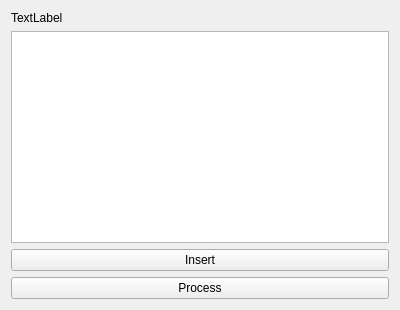
mk4me/hm-mde-one, file branches/large_logic_refactoring/src/edr/src/plugins/newVdf/ui/TypesWindow.ui: the form before one commit.
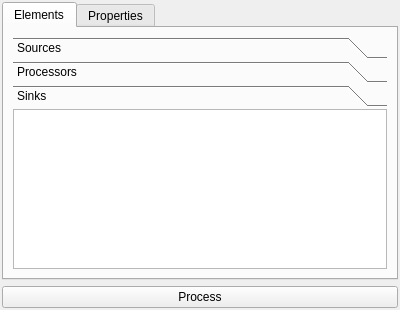
The form after the commit.

What changed in the file:
```diff
--- a/branches/large_logic_refactoring/src/edr/src/plugins/newVdf/ui/TypesWindow.ui
+++ b/branches/large_logic_refactoring/src/edr/src/plugins/newVdf/ui/TypesWindow.ui
@@ -14,30 +14,111 @@
    <string>Types</string>
   </property>
   <layout class="QVBoxLayout" name="verticalLayout">
+   <property name="margin">
+    <number>2</number>
+   </property>
    <item>
-    <widget class="QLabel" name="label">
-     <property name="text">
-      <string>TextLabel</string>
+    <widget class="QTabWidget" name="tabWidget">
+     <property name="currentIndex">
+      <number>0</number>
      </property>
-    </widget>
-   </item>
-   <item>
-    <widget class="QTreeWidget" name="treeWidget">
-     <property name="headerHidden">
-      <bool>true</bool>
-     </property>
-     <column>
-      <property name="text">
-       <string notr="true">1</string>
-      </property>
-     </column>
-    </widget>
-   </item>
-   <item>
-    <widget class="QPushButton" name="insertButton">
-     <property name="text">
-      <string>Insert</string>
-     </property>
+     <widget class="QWidget" name="elementsTab">
+      <attribute name="title">
+       <string>Elements</string>
+      </attribute>
+      <layout class="QVBoxLayout" name="verticalLayout_2">
+       <item>
+        <widget class="QToolBox" name="toolBox">
+         <property name="currentIndex">
+          <number>2</number>
+         </property>
+         <property name="tabSpacing">
+          <number>2</number>
+         </property>
+         <widget class="QWidget" name="sourcesPage">
+          <property name="geometry">
+           <rect>
+            <x>0</x>
+            <y>0</y>
+            <width>374</width>
+            <height>167</height>
+           </rect>
+          </property>
+          <attribute name="label">
+           <string>Sources</string>
+          </attribute>
+          <layout class="QVBoxLayout" name="verticalLayout_3">
+           <property name="margin">
+            <number>0</number>
+           </property>
+           <item>
+            <widget class="QListWidget" name="sourcesList">
+             <property name="viewMode">
+              <enum>QListView::IconMode</enum>
+             </property>
+            </widget>
+           </item>
+          </layout>
+         </widget>
+         <widget class="QWidget" name="processorsPage">
+          <property name="geometry">
+           <rect>
+            <x>0</x>
+            <y>0</y>
+            <width>374</width>
+            <height>167</height>
+           </rect>
+          </property>
+          <attribute name="label">
+           <string>Processors</string>
+          </attribute>
+          <layout class="QVBoxLayout" name="verticalLayout_4">
+           <property name="margin">
+            <number>0</number>
+           </property>
+           <item>
+            <widget class="QListWidget" name="processorsList">
+             <property name="viewMode">
+              <enum>QListView::IconMode</enum>
+             </property>
+            </widget>
+           </item>
+          </layout>
+         </widget>
+         <widget class="QWidget" name="sinksPage">
+          <property name="geometry">
+           <rect>
+            <x>0</x>
+            <y>0</y>
+            <width>374</width>
+            <height>167</height>
+           </rect>
+          </property>
+          <attribute name="label">
+           <string>Sinks</string>
+          </attribute>
+          <layout class="QHBoxLayout" name="horizontalLayout">
+           <property name="margin">
+            <number>0</number>
+           </property>
+           <item>
+            <widget class="QListWidget" name="sinksList">
+             <property name="viewMode">
+              <enum>QListView::IconMode</enum>
+             </property>
+            </widget>
+           </item>
+          </layout>
+         </widget>
+        </widget>
+       </item>
+      </layout>
+     </widget>
+     <widget class="QWidget" name="propertiesTab">
+      <attribute name="title">
+       <string>Properties</string>
+      </attribute>
+     </widget>
     </widget>
    </item>
    <item>
```
Left out of the diff: 4 changed lines with no effect on the pictures.
